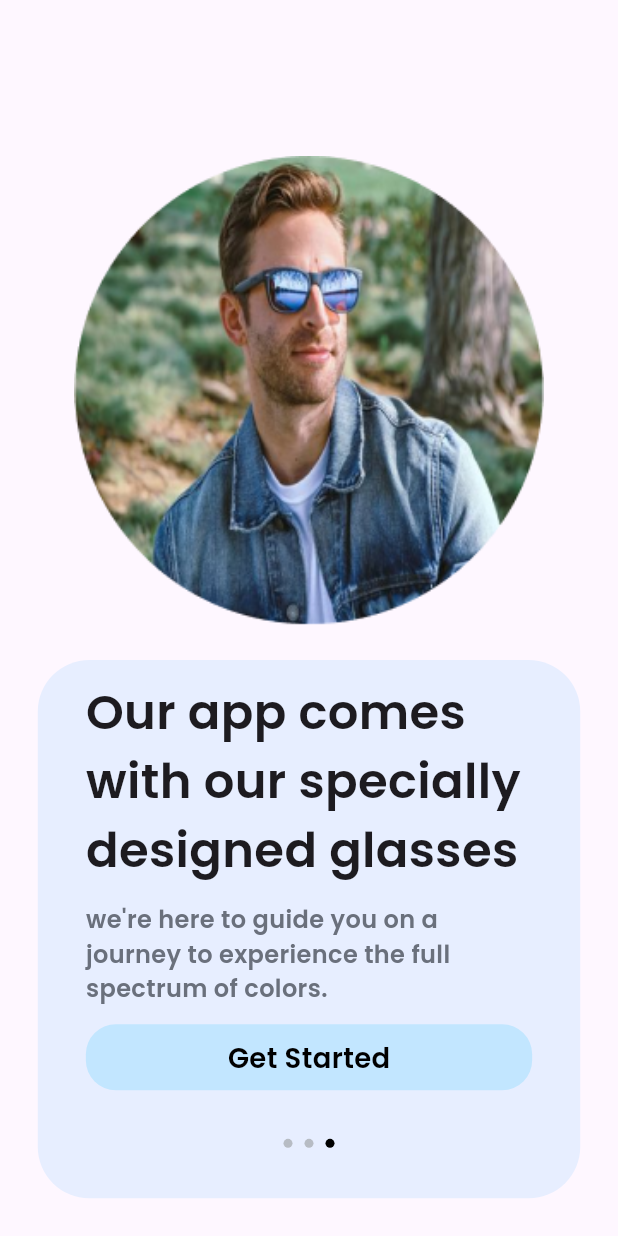
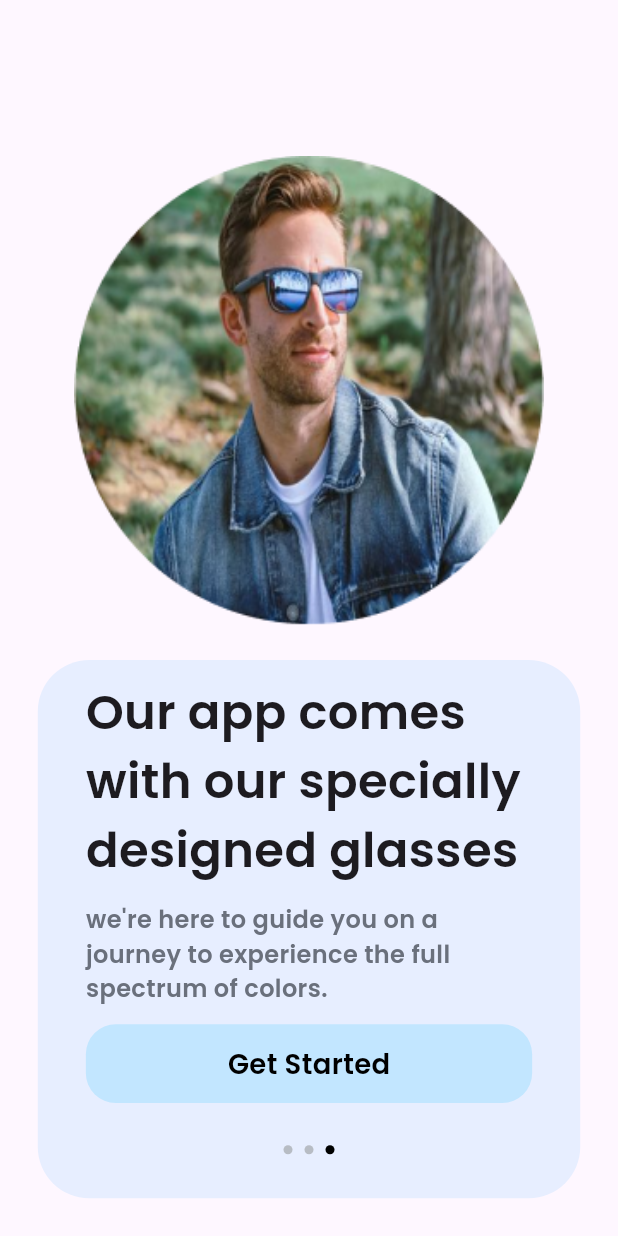
Before and after one commit to Abdallahakl17/colorblindness, a Flutter app: the screen it shows after launch, swiped to page 3, on a phone screen of 412 x 824 dp. Run offline on Flutter 3.47's test engine with Material 3 defaults, Android fonts, the phone set to English and light mode, and no system bars; drawn by our look-alikes of smooth_page_indicator; our stand-ins replace flutter_native_splash, flutter_screenutil, google_fonts; statements that could not run were skipped.

Commit message:
frist intil

```diff
--- a/lib/core/utils/app_string.dart
+++ b/lib/core/utils/app_string.dart
@@ -18,7 +18,7 @@ class AppString {
   static const String login = 'Login';
   static const String sinUp = 'Sign Up';
   static const String forgetPassword = 'Forgot Password?';
-  static const String welcom = 'Welcome back! Glad to see you, Again!';
+  static const String welcom = 'Welcome back! Glad \nto see you, Again!';
   static const String hello = 'Hello! Sign Up to get started';
   static const String dontHaveAccount = 'Don’t have an account?';
   static const String alreadyHaveAccount = 'Already have an account?';
--- /dev/null
+++ b/lib/core/utils/shared/shared.dart
@@ -0,0 +1,4 @@
+import 'package:flutter/widgets.dart';
+
+bool isLast = false;
+PageController globalPageController = PageController();
--- a/lib/main.dart
+++ b/lib/main.dart
@@ -2,10 +2,8 @@ import 'package:flutter/material.dart';
 import 'package:flutter_native_splash/flutter_native_splash.dart';
 import 'package:flutter_screenutil/flutter_screenutil.dart';
 
+import 'core/utils/shared/them/them_data.dart';
 import 'presentaions/screens/on_boarding/on_boarding.dart';
-import 'presentaions/widgets/custom_buttons.dart';
-
-PageController globalPageController = PageController();
 
 void main() async {
   WidgetsFlutterBinding.ensureInitialized();
@@ -24,23 +22,18 @@ class MyApp extends StatefulWidget {
 
 class _MyAppState extends State<MyApp> {
   @override
-  void dispose() {
-    globalPageController.dispose();
-    super.dispose();
-  }
+  Widget build(BuildContext context) {
+    MediaQuery.sizeOf(context).width;
+    MediaQuery.sizeOf(context).height;
 
-  @override
-  Widget build(BuildContext context) {
-    var width = MediaQuery.sizeOf(context).width;
-    var heigth = MediaQuery.sizeOf(context).height;
-    print(heigth);
-    print(width);
-    return const ScreenUtilInit(
+    return ScreenUtilInit(
+      useInheritedMediaQuery: true,
       minTextAdapt: true,
       splitScreenMode: true,
       child: MaterialApp(
+        theme: ThemeData(),
         debugShowCheckedModeBanner: false,
-        home: OnBoarding(),
+        home: const OnBoarding(),
       ),
     );
   }
--- a/lib/presentaions/screens/on_boarding/on_boarding.dart
+++ b/lib/presentaions/screens/on_boarding/on_boarding.dart
@@ -1,10 +1,9 @@
 import 'package:color_blindness/core/utils/app_images.dart';
 import 'package:color_blindness/core/utils/app_string.dart';
-import 'package:color_blindness/main.dart';
-import 'package:color_blindness/presentaions/widgets/onboarding/on2.dart';
+ import 'package:color_blindness/presentaions/widgets/onboarding/on2.dart';
 import 'package:flutter/material.dart';
 
-bool isLast = false;
+import '../../../core/utils/shared/shared.dart';
 
 class OnBoarding extends StatefulWidget {
   const OnBoarding({super.key});
@@ -15,10 +14,17 @@ class OnBoarding extends StatefulWidget {
 
 class _OnBoardingState extends State<OnBoarding> {
   @override
+  void dispose() {
+    globalPageController.dispose();
+    super.dispose();
+  }
+
+  @override
   Widget build(BuildContext context) {
     return Scaffold(
         appBar: AppBar(),
         body: PageView(
+          scrollDirection: Axis.horizontal,
           onPageChanged: (value) {
             if (value == 2) {
               setState(() {
--- a/lib/presentaions/widgets/custom_buttons.dart
+++ b/lib/presentaions/widgets/custom_buttons.dart
@@ -7,8 +7,10 @@ import 'package:google_fonts/google_fonts.dart';
 import '../../core/utils/app_color.dart';
 
 class CustomButton extends StatelessWidget {
-  CustomButton({super.key, this.radius = 20, required this.text,this.onTapped});
+  CustomButton({super.key, this.radius = 20, required this.text,this.onTapped,required this.heigth,required this.width});
   double radius;
+  double heigth;
+  double width;
   String text;
   void Function()?onTapped;
   @override
@@ -16,8 +18,10 @@ class CustomButton extends StatelessWidget {
     return InkWell(
       onTap: onTapped,
       child: Container(
-        height: 44,
-        width: double.infinity,
+        height: heigth.h,
+        width: width.w,
+        // height: 44,
+        // width: double.infinity,
         decoration: BoxDecoration(
             color: AppColor.buttonsColor,
             borderRadius: BorderRadius.circular(radius)),
--- a/lib/presentaions/widgets/onboarding/on2.dart
+++ b/lib/presentaions/widgets/onboarding/on2.dart
@@ -1,13 +1,13 @@
-import 'package:color_blindness/main.dart';
-import 'package:color_blindness/presentaions/screens/on_boarding/on_boarding.dart';
+  import 'package:color_blindness/presentaions/widgets/onboarding/container.dart';
 import 'package:flutter/material.dart';
 import 'package:flutter_screenutil/flutter_screenutil.dart';
 import 'package:google_fonts/google_fonts.dart';
 
 import '../../../core/utils/app_color.dart';
- import '../../../core/utils/app_string.dart';
+import '../../../core/utils/app_string.dart';
+import '../../../core/utils/shared/shared.dart';
 import '../../routes/appRoutes.dart';
- import '../custom_buttons.dart';
+import '../custom_buttons.dart';
 import 'smooth_page_indicator.dart';
 
 class OnBoarding2 extends StatelessWidget {
@@ -68,48 +68,14 @@ class OnBoarding2 extends StatelessWidget {
                   SizedBox(height: 10.h),
                   isLast
                       ? CustomButton(
+                        heigth: 44,
+                        width: double.infinity,
                           onTapped: () => Routes.navigateToLogin(context),
                           text: AppString.getStarted,
                         )
                       : InkWell(
                           onTap: () => Routes.navigateToLogin(context),
-                          child: Row(
-                            children: [
-                              Align(
-                                alignment: Alignment.centerLeft,
-                                child: Text(
-                                  AppString.skip,
-                                  style: GoogleFonts.poppins(
-                                      fontSize: 17.sp,
-                                      fontWeight: FontWeight.bold),
-                                ),
-                              ),
-                              const Spacer(),
-                              InkWell(
-                                onTap: () {
-                                  globalPageController.nextPage(
-                                      duration:
-                                          const Duration(milliseconds: 750),
-                                      curve: Curves.bounceInOut);
-                                },
-                                child: Container(
-                                    decoration: BoxDecoration(
-                                        color: AppColor.whiteColor,
-                                        borderRadius:
-                                            BorderRadius.circular(20.r)),
-                                    width: 80.w,
-                                    height: 50.h,
-                                    child: Center(
-                                        child: Text(
-                                      AppString.next,
-                                      style: GoogleFonts.poppins(
-                                          fontSize: 17.sp,
-                                          fontWeight: FontWeight.bold),
-                                    ))),
-                              ),
-                            ],
-                          ),
-                        ),
+                          child: const ContanierBoarding()),
                   SizedBox(
                     height: 9.h,
                     width: double.infinity,
```
Also changed, not shown: lib/core/utils/shared/them/them_data.dart (added, +31 -0 lines), lib/presentaions/screens/login/Login_screen.dart (+19 -3 lines), lib/presentaions/widgets/auth/textform_feild.dart (added, +41 -0 lines), lib/presentaions/widgets/onboarding/container.dart (added, +46 -0 lines).
